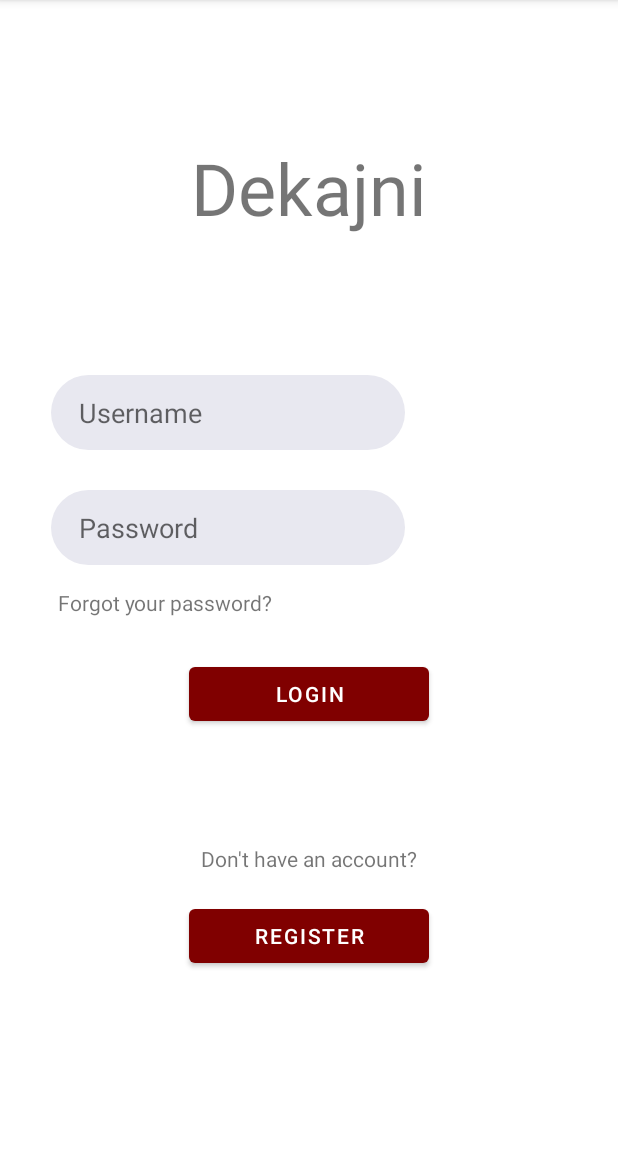
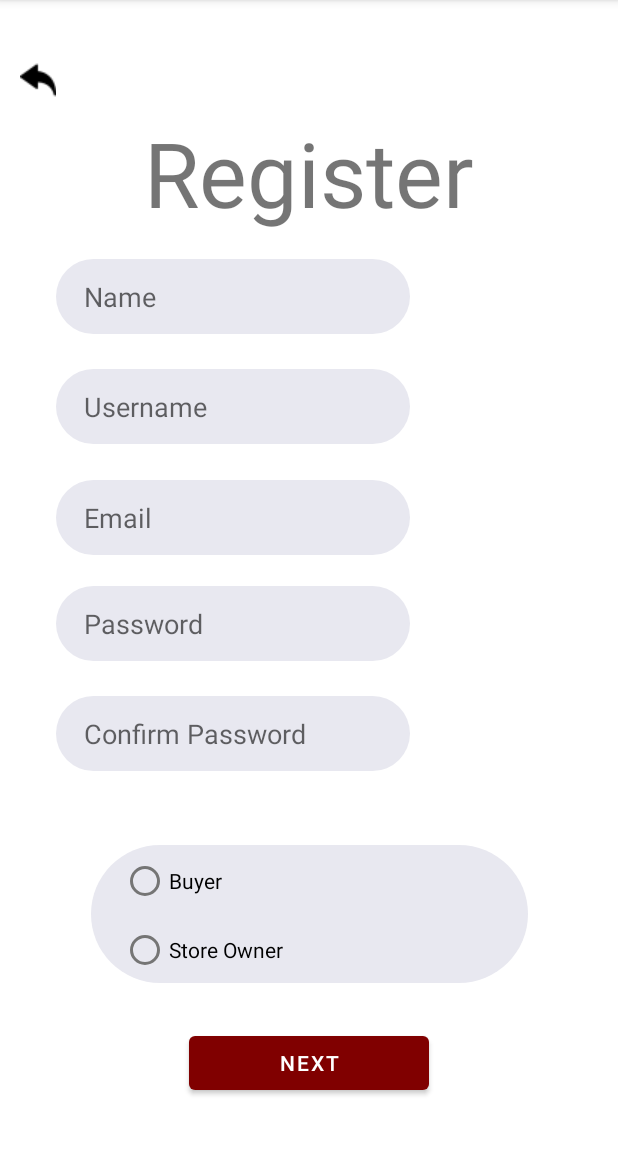
Before and after one commit to Mhmdbaba/CSC599_Dekanji, an Android app: the screen it shows after launch (MainActivity before the commit, Register after it), after a tap on "REGISTER", on a phone screen of 412 x 824 dp, the part 84-1236 px from its top. Run offline under Robolectric (Android 15) with nearby library versions, the phone set to English and light mode, and no system bars.

Commit message:
commit 6

```diff
--- a/app/src/main/AndroidManifest.xml
+++ b/app/src/main/AndroidManifest.xml
@@ -10,6 +10,12 @@
         android:supportsRtl="true"
         android:theme="@style/Theme.Dekanji">
         <activity
+            android:name=".StoreOwner"
+            android:exported="false" />
+        <activity
+            android:name=".Register"
+            android:exported="false" />
+        <activity
             android:name=".MainActivity"
             android:exported="true">
             <intent-filter>
--- a/app/src/main/java/com/example/dekanji/MainActivity.java
+++ b/app/src/main/java/com/example/dekanji/MainActivity.java
@@ -50,8 +50,8 @@ public class MainActivity extends AppCompatActivity {
         }
         else if (btn.getTag().toString().equalsIgnoreCase("register")){
             //In case the user doesn't have an account
-            //Intent intent = new Intent(this, Register.class);
-            //startActivity(intent);
+            Intent intent = new Intent(this, Register.class);
+            startActivity(intent);
         }
     }
 }
--- /dev/null
+++ b/app/src/main/java/com/example/dekanji/Register.java
@@ -0,0 +1,74 @@
+package com.example.dekanji;
+
+import androidx.appcompat.app.AppCompatActivity;
+
+import android.content.Intent;
+import android.os.Bundle;
+import android.view.View;
+import android.widget.Button;
+import android.widget.EditText;
+import android.widget.RadioButton;
+import android.widget.RadioGroup;
+import android.widget.Toast;
+
+public class Register extends AppCompatActivity {
+
+    String reg_name;
+    String reg_username;
+    String reg_email;
+    String reg_password;
+    String reg_conf_password;
+    private RadioGroup rd_grp;
+    private RadioButton rd_btn;
+
+    @Override
+    protected void onCreate(Bundle savedInstanceState) {
+        super.onCreate(savedInstanceState);
+        setContentView(R.layout.activity_register);
+        rd_grp = (RadioGroup) findViewById(R.id.radioGroup);
+
+    }
+
+    public void Button (View view) {
+        Button btn = (Button) view;
+        rd_btn = (RadioButton) findViewById(rd_grp.getCheckedRadioButtonId());
+
+        if (btn.getTag().toString().equalsIgnoreCase("back")) {
+            Intent intent = new Intent(this, MainActivity.class);
+            startActivity(intent);
+        }
+        else if (btn.getTag().toString().equalsIgnoreCase("next")){
+            reg_name = ((EditText) findViewById(R.id.input_reg_name)).getText().toString();
+            reg_email = ((EditText) findViewById(R.id.input_reg_email)).getText().toString();
+            reg_username = ((EditText) findViewById(R.id.input_reg_username)).getText().toString();
+            reg_password = ((EditText) findViewById(R.id.input_reg_password)).getText().toString();
+            reg_conf_password = ((EditText) findViewById(R.id.input_reg_conf_password)).getText().toString();
+
+            if (!reg_name.isEmpty() && !reg_username.isEmpty() && !reg_email.isEmpty() && !reg_password.isEmpty()
+                    && !reg_conf_password.isEmpty()){
+                //check if passwords match
+                if (reg_password.equals(reg_conf_password)){
+                    //direct to next page based on buyer or store owner
+                    //also send with the credentials
+                    if(rd_btn.getText().toString().equalsIgnoreCase("buyer")){
+                        //continue to home page
+                    }
+                    else if (rd_btn.getText().toString().equalsIgnoreCase("store owner")){
+                        //direct to store owner page to take extra credentials
+                        //Intent intent = new Intent(this,);
+                    }
+
+                }
+                else {
+                    Toast.makeText(this, "Passwords do not match", Toast.LENGTH_SHORT).show();
+                    return;
+                }
+            }
+            else {
+                Toast.makeText(this, "Enter all Fields", Toast.LENGTH_SHORT).show();
+                return;
+            }
+
+        }
+    }
+}
--- /dev/null
+++ b/app/src/main/res/layout/activity_register.xml
@@ -0,0 +1,157 @@
+<?xml version="1.0" encoding="utf-8"?>
+<androidx.constraintlayout.widget.ConstraintLayout xmlns:android="http://schemas.android.com/apk/res/android"
+    xmlns:app="http://schemas.android.com/apk/res-auto"
+    xmlns:tools="http://schemas.android.com/tools"
+    android:layout_width="match_parent"
+    android:layout_height="match_parent"
+    tools:context=".Register">
+
+
+
+    <TextView
+        android:id="@+id/textView"
+        android:layout_width="wrap_content"
+        android:layout_height="wrap_content"
+        android:layout_marginTop="87dp"
+        android:layout_marginBottom="625dp"
+        android:text="Register"
+        android:textSize="60sp"
+        app:layout_constraintBottom_toBottomOf="parent"
+        app:layout_constraintEnd_toEndOf="parent"
+        app:layout_constraintStart_toStartOf="parent"
+        app:layout_constraintTop_toTopOf="parent" />
+
+    <EditText
+        android:id="@+id/input_reg_name"
+        android:layout_width="236dp"
+        android:layout_height="50dp"
+        android:layout_marginTop="30dp"
+        android:background="@drawable/rounded_corner"
+        android:ems="10"
+        android:hint="    Name"
+        android:inputType="textPersonName"
+        app:layout_constraintBottom_toBottomOf="parent"
+        app:layout_constraintEnd_toEndOf="parent"
+        app:layout_constraintHorizontal_bias="0.211"
+        app:layout_constraintStart_toStartOf="parent"
+        app:layout_constraintTop_toTopOf="parent"
+        app:layout_constraintVertical_bias="0.207" />
+
+    <EditText
+        android:id="@+id/input_reg_username"
+        android:layout_width="236dp"
+        android:layout_height="50dp"
+        android:layout_marginTop="36dp"
+        android:ems="10"
+        android:background="@drawable/rounded_corner"
+        android:hint="    Username"
+        android:inputType="textPersonName"
+        app:layout_constraintBottom_toBottomOf="parent"
+        app:layout_constraintEnd_toEndOf="parent"
+        app:layout_constraintHorizontal_bias="0.211"
+        app:layout_constraintStart_toStartOf="parent"
+        app:layout_constraintTop_toTopOf="parent"
+        app:layout_constraintVertical_bias="0.308" />
+
+    <EditText
+        android:id="@+id/input_reg_email"
+        android:layout_width="236dp"
+        android:layout_height="50dp"
+        android:layout_marginTop="32dp"
+        android:ems="10"
+        android:background="@drawable/rounded_corner"
+        android:hint="    Email"
+        android:inputType="textEmailAddress"
+        app:layout_constraintBottom_toBottomOf="parent"
+        app:layout_constraintEnd_toEndOf="parent"
+        app:layout_constraintHorizontal_bias="0.211"
+        app:layout_constraintStart_toStartOf="parent"
+        app:layout_constraintTop_toTopOf="parent"
+        app:layout_constraintVertical_bias="0.42" />
+
+    <EditText
+        android:id="@+id/input_reg_password"
+        android:layout_width="236dp"
+        android:layout_height="50dp"
+        android:layout_marginTop="43dp"
+        android:ems="10"
+        android:background="@drawable/rounded_corner"
+        android:hint="    Password"
+        android:inputType="textPassword"
+        app:layout_constraintBottom_toBottomOf="parent"
+        app:layout_constraintEnd_toEndOf="parent"
+        app:layout_constraintHorizontal_bias="0.211"
+        app:layout_constraintStart_toStartOf="parent"
+        app:layout_constraintTop_toTopOf="parent"
+        app:layout_constraintVertical_bias="0.515" />
+
+    <EditText
+        android:id="@+id/input_reg_conf_password"
+        android:layout_width="236dp"
+        android:layout_height="50dp"
+        android:ems="10"
+        android:background="@drawable/rounded_corner"
+        android:hint="    Confirm Password"
+        android:inputType="textPassword"
+        app:layout_constraintBottom_toBottomOf="parent"
+        app:layout_constraintEnd_toEndOf="parent"
+        app:layout_constraintHorizontal_bias="0.211"
+        app:layout_constraintStart_toStartOf="parent"
+        app:layout_constraintTop_toTopOf="parent"
+        app:layout_constraintVertical_bias="0.646" />
+
+    <RadioGroup
+        android:id="@+id/radioGroup"
+        android:paddingLeft="20dp"
+        android:background="@drawable/rounded_corner"
+        android:layout_width="291dp"
+        android:layout_height="92dp"
+        android:layout_marginTop="10dp"
+        android:layout_marginBottom="73dp"
+        app:layout_constraintBottom_toBottomOf="parent"
+        app:layout_constraintEnd_toEndOf="parent"
+        app:layout_constraintStart_toStartOf="parent"
+        app:layout_constraintTop_toBottomOf="@+id/input_reg_conf_password">
+
+        <RadioButton
+            android:id="@+id/rbtn_buyer"
+            android:layout_width="match_parent"
+            android:layout_height="wrap_content"
+            android:text="Buyer" />
+
+        <RadioButton
+            android:id="@+id/rbtn_store_owner"
+            android:layout_width="match_parent"
+            android:layout_height="wrap_content"
+            android:text="Store Owner" />
+    </RadioGroup>
+
+    <Button
+        android:id="@+id/btn_new_reg"
+        android:layout_width="160dp"
+        android:layout_height="48dp"
+        android:layout_marginTop="9dp"
+        android:layout_marginBottom="16dp"
+        android:onClick="Button"
+        android:tag="next"
+        android:text="Next"
+        app:layout_constraintBottom_toBottomOf="parent"
+        app:layout_constraintEnd_toEndOf="parent"
+        app:layout_constraintStart_toStartOf="parent"
+        app:layout_constraintTop_toBottomOf="@+id/radioGroup" />
+
+    <ImageView
+        android:id="@+id/btn_back"
+        android:layout_width="wrap_content"
+        android:layout_height="wrap_content"
+        android:onClick="Button"
+        android:src="@drawable/back"
+        android:tag="Back"
+        app:layout_constraintBottom_toBottomOf="parent"
+        app:layout_constraintEnd_toStartOf="@+id/input_reg_email"
+        app:layout_constraintHorizontal_bias="1.0"
+        app:layout_constraintStart_toStartOf="parent"
+        app:layout_constraintTop_toTopOf="parent"
+        app:layout_constraintVertical_bias="0.056" />
+
+</androidx.constraintlayout.widget.ConstraintLayout>
```
Also changed, not shown: app/src/main/java/com/example/dekanji/StoreOwner.java (added, +48 -0 lines), app/src/main/res/layout/activity_store_owner.xml (added, +97 -0 lines), app/src/main/res/drawable/back.png (added).
